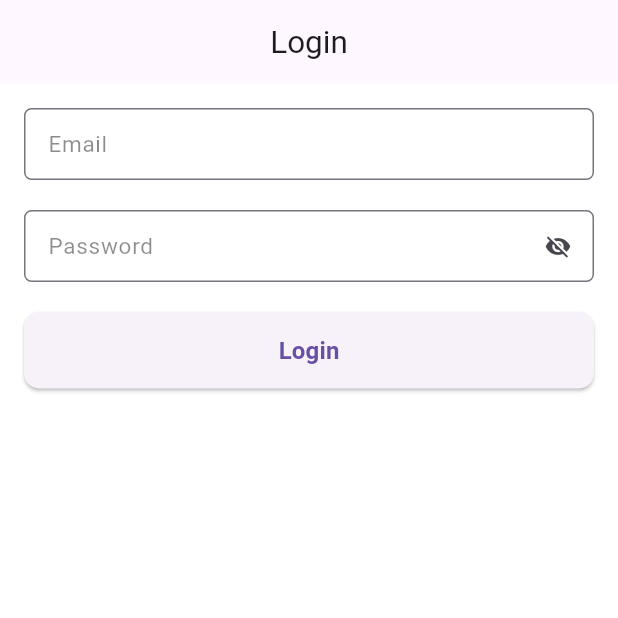
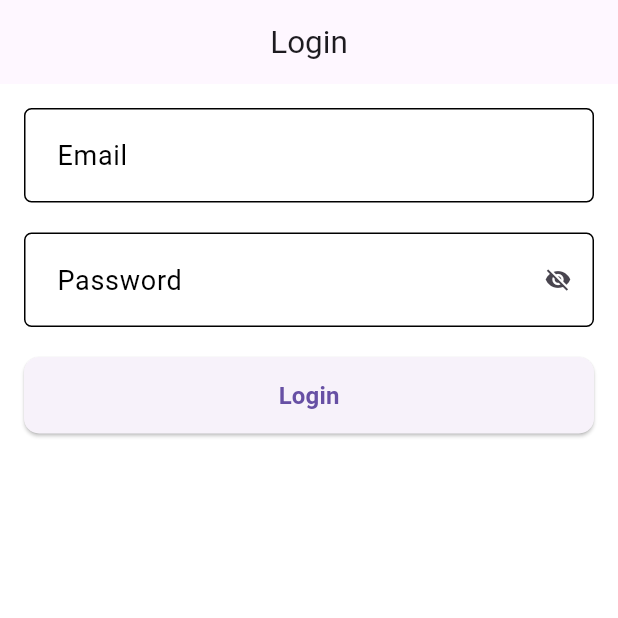
Before and after one commit to tarunm2108/basic_project_get, a Flutter app: the screen it shows after launch, on a phone screen of 412 x 824 dp, the top half of it. Run offline on Flutter 3.47's test engine with Material 3 defaults, Android fonts, the light colour scheme and no system bars; our stand-ins replace cached_network_image, connectivity_plus, dio, flutter_local_notifications, flutter_svg, get and 2 more.

Commit message:
Flutter version upgrade and code refactor.

```diff
--- /dev/null
+++ b/lib/app_const/app_strings.dart
@@ -0,0 +1,15 @@
+class AppStrings {
+  static final AppStrings instance = AppStrings._internal();
+
+  AppStrings._internal();
+
+  factory AppStrings() => instance;
+  static String appName = "Demo GetX";
+  static String noInternetMsg = "Please check your internet connection";
+  static String somethingWentWrong= "Something went wrong";
+  static String serverNotRespond = "Server not responding!! Please try again later";
+  static String fieldCanNotBeEmpty = "Field can't be empty";
+  static String validEmailMsg = "Please enter valid email address";
+  static String validFullNameMsg = "Please enter valid full name";
+
+}
--- a/lib/app_const/asset_const.dart
+++ /dev/null
@@ -1,3 +0,0 @@
-class AssetConst{
-
-}
--- a/lib/app_const/color_const.dart
+++ /dev/null
@@ -1,3 +0,0 @@
-class ColorConst{
-
-}
--- a/lib/app_const/constants.dart
+++ /dev/null
@@ -1,3 +0,0 @@
-class Constants{
-  static const String appName = "Bloc Demo";
-}
--- a/lib/base/app_base_controller.dart
+++ b/lib/base/app_base_controller.dart
@@ -2,8 +2,8 @@ import 'package:basic_code_getx/app_locale/lang_model.dart';
 import 'package:get/get.dart';
 
 class AppBaseController extends GetxController {
-  bool _setBusy = false;
-  LangModel _selectedLang = languages.first;
+  final RxBool _setBusy = false.obs;
+  LangModel selectedLang = languages.first;
 
   void showToast({required String? msg}) {
     if (msg?.isNotEmpty ?? false) {
@@ -16,17 +16,10 @@ class AppBaseController extends GetxController {
     }
   }
 
-  bool get setBusy => _setBusy;
+  bool get isBusy => _setBusy.value;
 
   set setBusy(bool value) {
-    _setBusy = value;
-    update();
-  }
-
-  LangModel get selectedLang => _selectedLang;
-
-  set selectedLang(LangModel value) {
-    _selectedLang = value;
+    _setBusy.value = value;
     update();
   }
 }
--- a/lib/src/my_app.dart
+++ b/lib/src/my_app.dart
@@ -1,4 +1,4 @@
-import 'package:basic_code_getx/app_const/constants.dart';
+import 'package:basic_code_getx/app_const/app_strings.dart';
 import 'package:basic_code_getx/app_locale/app_translation.dart';
 import 'package:basic_code_getx/app_route/app_routes.dart';
 import 'package:flutter/material.dart';
@@ -11,7 +11,7 @@ class MyApp extends StatelessWidget {
   @override
   Widget build(BuildContext context) {
     return GetMaterialApp(
-      title: Constants.appName,
+      title: AppStrings.appName,
       debugShowCheckedModeBanner: false,
       theme: ThemeData(
         primarySwatch: Colors.blue,
--- a/lib/src/ui/login/login_view.dart
+++ b/lib/src/ui/login/login_view.dart
@@ -16,7 +16,7 @@ class LoginView extends StatelessWidget {
     return GetBuilder<LoginController>(
       builder: (controller) {
         return AppScaffold(
-          noneClickable: controller.setBusy,
+          isBusy: controller.isBusy,
           appBar: AppBarWidget(title: LangKey.login.tr),
           body: SingleChildScrollView(
             padding: const EdgeInsets.all(16),
@@ -48,7 +48,7 @@ class LoginView extends StatelessWidget {
                 AppButtonWidget(
                   onPressed: () => controller.loginTap(),
                   title: LangKey.login.tr,
-                  showLoader: controller.setBusy,
+                  showLoader: controller.isBusy,
                 ),
               ],
             ),
--- a/lib/src/widgets/app_scaffold.dart
+++ b/lib/src/widgets/app_scaffold.dart
@@ -1,41 +1,64 @@
+import 'package:basic_code_getx/services/navigation.dart';
+import 'package:basic_code_getx/src/widgets/loader_widget.dart';
 import 'package:flutter/material.dart';
 
 class AppScaffold extends StatelessWidget {
   final PreferredSizeWidget? appBar;
   final Widget? body;
   final Widget? floatingAction;
-  final bool? noneClickable;
+  final Widget? bottomWidget;
+  final bool? isBusy;
+  final bool? resizeToAvoidBottomInset;
+  final bool? extendBodyBehindAppBar;
+  final bool? canPop;
+  final VoidCallback? onBack;
 
   const AppScaffold({
     this.appBar,
     this.body,
-    this.noneClickable,
+    this.isBusy,
     this.floatingAction,
+    this.resizeToAvoidBottomInset,
+    this.extendBodyBehindAppBar,
+    this.bottomWidget,
+    this.canPop,
+    this.onBack,
     super.key,
   });
 
   @override
   Widget build(BuildContext context) {
     return PopScope(
-      onPopInvoked: (value) {},
-      canPop: false,
+      onPopInvokedWithResult: (value, result) {
+        if (!value) {
+          if (onBack != null) {
+            onBack!();
+          } else {
+            Navigation.instance.pop();
+          }
+        }
+      },
+      canPop: canPop ?? true,
       child: AbsorbPointer(
-        absorbing: noneClickable ?? false,
+        absorbing: isBusy ?? false,
         child: Stack(
           children: [
             Scaffold(
               appBar: appBar,
               body: body,
               backgroundColor: Colors.white,
+              bottomNavigationBar: bottomWidget,
               floatingActionButton: floatingAction,
+              extendBodyBehindAppBar: extendBodyBehindAppBar ?? false,
+              resizeToAvoidBottomInset: resizeToAvoidBottomInset,
             ),
             Positioned(
-              child: noneClickable ?? false
+              child: isBusy ?? false
                   ? Container(
-                color: Colors.black.withOpacity(0.3),
-                alignment: Alignment.center,
-                child: const CircularProgressIndicator(),
-              )
+                      color: Colors.black.withOpacity(0.3),
+                      alignment: Alignment.center,
+                      child: const LoaderWidget(),
+                    )
                   : const SizedBox.shrink(),
             ),
           ],
--- a/lib/src/widgets/app_text_field_widget.dart
+++ b/lib/src/widgets/app_text_field_widget.dart
@@ -10,11 +10,14 @@ class AppTextFieldWidget extends StatelessWidget {
   final TextInputType? inputType;
   final TextInputAction? inputAction;
   final Widget? suffix;
+  final Widget? prefix;
   final bool? obscureText;
   final bool? readOnly;
   final FocusNode? node;
   final TextCapitalization? textCapitalization;
   final VoidCallback? onTap;
+  final InputDecoration? decoration;
+  final String? Function(String? value)? validator;
 
   const AppTextFieldWidget({
     super.key,
@@ -25,19 +28,26 @@ class AppTextFieldWidget extends StatelessWidget {
     this.inputType,
     this.inputAction,
     this.suffix,
+    this.prefix,
     this.node,
     this.obscureText,
     this.textCapitalization,
     this.readOnly,
     this.onTap,
+    this.decoration,
+    this.validator,
   });
 
   @override
   Widget build(BuildContext context) {
-    return TextField(
+    return TextFormField(
       controller: controller,
       onTap: onTap,
-      style: textStyle,
+      style: textStyle ??
+          const TextStyle().regular.copyWith(
+                color: Colors.black,
+                fontSize: 18,
+              ),
       keyboardType: inputType,
       focusNode: node,
       readOnly: readOnly ?? false,
@@ -45,18 +55,35 @@ class AppTextFieldWidget extends StatelessWidget {
       inputFormatters: formatters,
       obscureText: obscureText ?? false,
       textCapitalization: textCapitalization ?? TextCapitalization.none,
-      decoration: InputDecoration(
+      decoration: decoration ??
+          InputDecoration(
             border: OutlineInputBorder(
               borderRadius: BorderRadius.circular(5),
-            borderSide: const BorderSide(color: Colors.black54),
+              borderSide: const BorderSide(width: 1, color: Colors.black),
+            ),
+            enabledBorder: OutlineInputBorder(
+              borderRadius: BorderRadius.circular(5),
+              borderSide: const BorderSide(width: 1, color: Colors.black),
+            ),
+            focusedBorder: OutlineInputBorder(
+              borderRadius: BorderRadius.circular(5),
+              borderSide: const BorderSide(width: 1, color: Colors.black),
+            ),
+            errorBorder: OutlineInputBorder(
+              borderRadius: BorderRadius.circular(5),
+              borderSide: const BorderSide(width: 1, color: Colors.red),
             ),
             isDense: true,
             hintText: hintText,
+            contentPadding: const EdgeInsets.fromLTRB(18, 18, 18, 18),
             hintStyle: const TextStyle().regular.copyWith(
-            color: Colors.black45,
-            fontSize: 15,
+                  color: Colors.black,
+                  fontSize: 18,
                 ),
-          suffixIcon: suffix),
+            suffixIcon: suffix,
+            prefixIcon: prefix,
+          ),
+      validator: validator,
     );
   }
 }
--- a/pubspec.yaml
+++ b/pubspec.yaml
@@ -40,6 +40,9 @@ dependencies:
   permission_handler: ^11.3.1
   connectivity_plus: ^6.0.1
   dio: ^5.4.2+1
+  get_storage: ^2.1.1
+  cached_network_image: ^3.4.1
+  flutter_svg: ^2.0.10+1
 
 dev_dependencies:
   flutter_test:
```
Also changed, not shown: lib/app_const/app_assets.dart (added, +8 -0 lines), lib/app_const/app_colors.dart (added, +11 -0 lines), lib/repository/api/api_client.dart (+179 -49 lines), lib/services/navigation.dart (added, +49 -0 lines), lib/src/widgets/load_image_widget.dart (added, +77 -0 lines), lib/src/widgets/loader_widget.dart (added, +14 -0 lines), lib/utils/logger.dart (+9 -4 lines), lib/utils/shared_pre.dart (added, +60 -0 lines), lib/utils/validator.dart (added, +38 -0 lines), pubspec.lock, 1 other file. Lines whose indentation alone changed are shown as unchanged.
